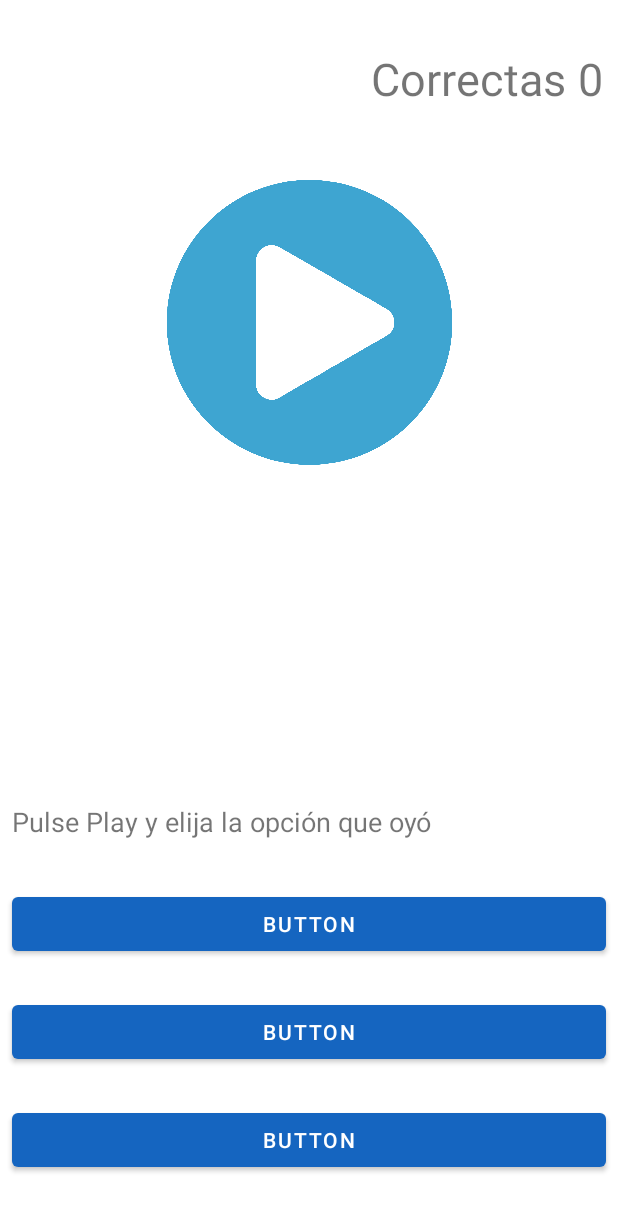
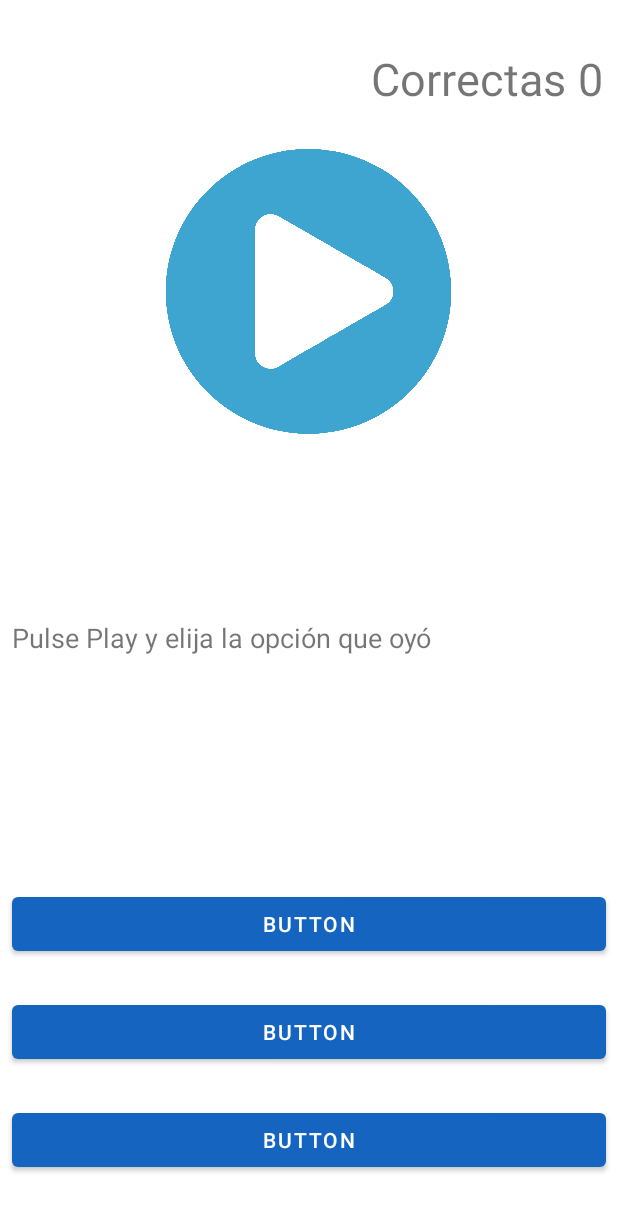
Before and after one commit to BrunoAlan/APP_PS_Fono, an Android app: the Ejercicio_Tres_Opciones screen opened directly, with no data from a screen before it, on a phone screen of 412 x 824 dp. Shown: the top 1211 px of the screen. Run offline under Robolectric (Android 15) with nearby library versions, the phone set to English and light mode, and no system bars; 11 statements that could not run were skipped.

Commit message:
Fixed some constrains

```diff
--- a/app/build.gradle
+++ b/app/build.gradle
@@ -25,6 +25,8 @@ dependencies {
     implementation 'com.android.support:design:28.0.0'
     implementation 'android.arch.lifecycle:extensions:1.1.1'
     implementation 'com.android.support:support-v4:28.0.0'
+    implementation 'android.arch.navigation:navigation-fragment:1.0.0'
+    implementation 'android.arch.navigation:navigation-ui:1.0.0'
     testImplementation 'junit:junit:4.12'
     implementation 'com.android.support:recyclerview-v7:28.0.0'
     androidTestImplementation 'com.android.support.test:runner:1.0.2'
--- a/app/src/main/AndroidManifest.xml
+++ b/app/src/main/AndroidManifest.xml
@@ -9,7 +9,7 @@
         android:roundIcon="@mipmap/ic_launcher_round"
         android:supportsRtl="true"
         android:theme="@style/AppTheme">
-        <activity android:name=".Configuracion"></activity>
+        <activity android:name=".Configuracion" />
         <activity android:name=".logica.Practica" />
         <activity android:name=".logica.Ejercicio_Completar" />
         <activity android:name=".logica.Ejercicio_Tres_Opciones" />
--- a/app/src/main/res/layout/activity_main.xml
+++ b/app/src/main/res/layout/activity_main.xml
@@ -5,6 +5,7 @@ xmlns:tools="http://schemas.android.com/tools"
 android:layout_width="match_parent"
 android:layout_height="match_parent"
 android:orientation="vertical">
+
 
 <android.support.v7.widget.Toolbar
     android:id="@+id/toolbar"
--- a/app/src/main/res/layout/ejercicio_completar.xml
+++ b/app/src/main/res/layout/ejercicio_completar.xml
@@ -61,7 +61,7 @@
             android:layout_height="wrap_content"
             android:ems="10"
             android:hint="Complete con lo que oyó"
-            android:inputType="text"
+            android:inputType="textCapSentences"
             android:singleLine="true" />
     </android.support.design.widget.TextInputLayout>
 
--- a/app/src/main/res/layout/ejercicio_tres_opciones.xml
+++ b/app/src/main/res/layout/ejercicio_tres_opciones.xml
@@ -85,18 +85,21 @@
         app:layout_constraintBottom_toTopOf="@+id/opcion1"
         app:layout_constraintEnd_toEndOf="parent"
         app:layout_constraintHorizontal_bias="1.0"
-        app:layout_constraintStart_toStartOf="parent" />
+        app:layout_constraintStart_toStartOf="parent"
+        app:layout_constraintTop_toBottomOf="@+id/imageButton" />
 
     <ImageButton
         android:id="@+id/imageButton"
         android:layout_width="190dp"
         android:layout_height="190dp"
-        android:layout_marginTop="120dp"
         android:background="?android:selectableItemBackground"
         android:scaleType="fitXY"
+        app:layout_constraintBottom_toBottomOf="parent"
         app:layout_constraintEnd_toEndOf="parent"
+        app:layout_constraintHorizontal_bias="0.497"
         app:layout_constraintStart_toStartOf="parent"
         app:layout_constraintTop_toTopOf="parent"
+        app:layout_constraintVertical_bias="0.157"
         app:srcCompat="@drawable/play" />
 
 
--- a/app/src/main/res/values/dimens.xml
+++ b/app/src/main/res/values/dimens.xml
@@ -5,4 +5,6 @@
     <dimen name="activity_vertical_margin">16dp</dimen>
     <dimen name="appbar_padding">16dp</dimen>
     <dimen name="appbar_padding_top">8dp</dimen>
+    <dimen name="nav_header_vertical_spacing">8dp</dimen>
+    <dimen name="nav_header_height">176dp</dimen>
 </resources>
```
Also changed, not shown: app/src/main/java/com/example/myapplication/MainActivity.java (+1 -23 lines).
